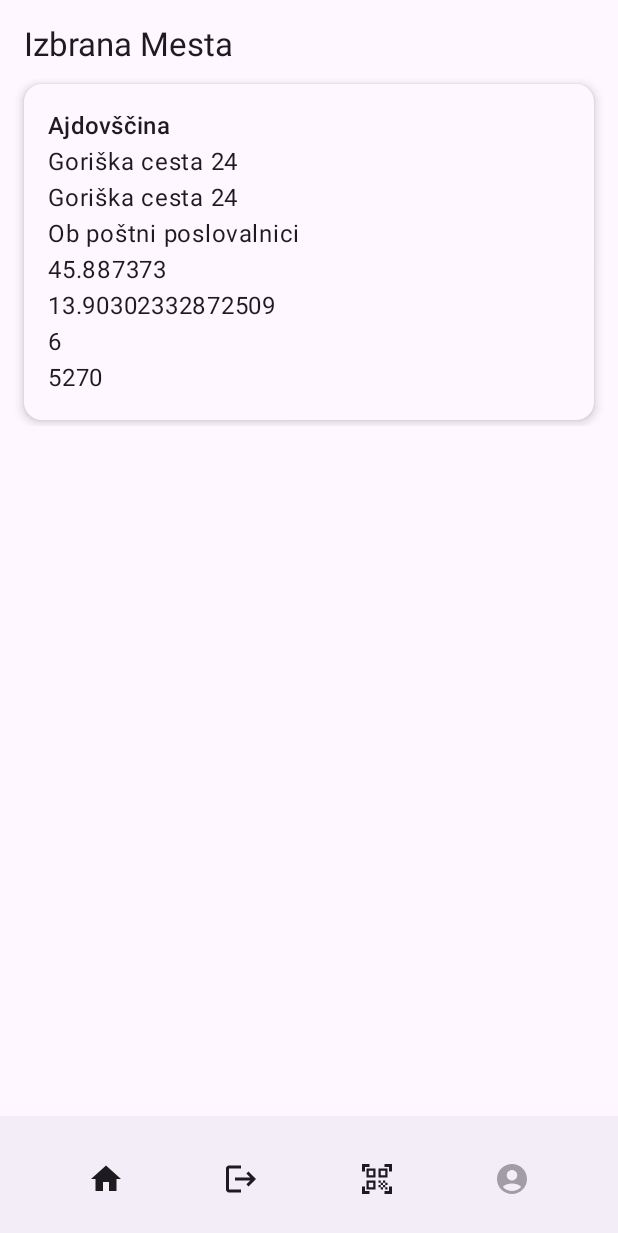
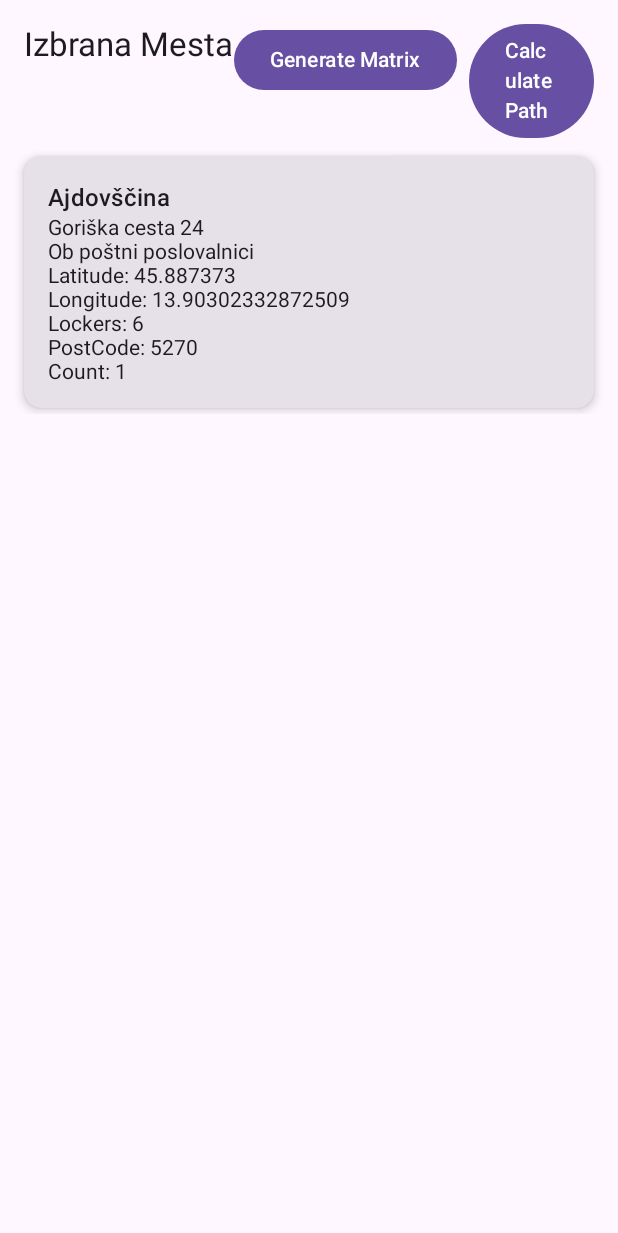
Before and after one commit to vankaler/PaketnikMobileApp, an Android app built with Jetpack Compose: the CitySelectionActivity screen opened directly, with no data from a screen before it, after a tap on "Izvozi", on a phone screen of 412 x 824 dp. Shown: the top 1233 px of the screen. Run offline under Robolectric (Android 15) with nearby library versions, the light colour scheme and no system bars; 1 other tap on this screen came first.

Commit message:
Updated app with generated matrix

```diff
--- a/app/src/main/java/com/example/paketnikapp/CitySelectionActivity.kt
+++ b/app/src/main/java/com/example/paketnikapp/CitySelectionActivity.kt
@@ -49,14 +49,10 @@ class CitySelectionActivity : ComponentActivity() {
         }
     }
 
-    /**
-     * Function to export selected cities.
-     */
     private fun exportCities() {
         lifecycleScope.launch {
             try {
                 val selectedCities = viewModel.getSelectedCitiesList()
-
                 if (selectedCities.isEmpty()) {
                     Toast.makeText(
                         this@CitySelectionActivity,
--- a/app/src/main/java/com/example/paketnikapp/CitySelectionScreen.kt
+++ b/app/src/main/java/com/example/paketnikapp/CitySelectionScreen.kt
@@ -35,13 +35,12 @@ import com.example.paketnikapp.viewmodel.CitySelectionViewModel
 @Composable
 fun CitySelectionScreen(
     viewModel: CitySelectionViewModel,
-    onExport: () -> Unit // Export callback
+    onExport: () -> Unit
 ) {
     val cities by viewModel.cities.collectAsState()
     val selectedCities by viewModel.selectedCities.collectAsState()
     val singleSelectedCity by viewModel.singleSelectedCity.collectAsState()
 
-    // Determine the state of the "Select All" checkbox
     val allSelected = selectedCities.size == cities.size && cities.isNotEmpty()
 
     Column(
@@ -49,7 +48,6 @@ fun CitySelectionScreen(
             .fillMaxSize()
             .padding(16.dp)
     ) {
-        // Multi-select section header with "Select All" and "Export" button
         Row(
             verticalAlignment = Alignment.CenterVertically,
             modifier = Modifier.fillMaxWidth(),
@@ -74,7 +72,7 @@ fun CitySelectionScreen(
                 )
             }
 
-            // Export Button
+            // Export button
             Button(
                 onClick = onExport,
                 enabled = selectedCities.isNotEmpty(),
@@ -92,24 +90,24 @@ fun CitySelectionScreen(
 
         Spacer(modifier = Modifier.height(16.dp))
 
-        // Multi-select city list
         MultiSelectCityList(
             cities = cities,
             selectedCities = selectedCities,
             onCityToggle = { viewModel.toggleCitySelection(it) }
         )
 
+        // Divider & single-select section
         Spacer(modifier = Modifier.height(24.dp))
         Divider(color = MaterialTheme.colorScheme.onSurface.copy(alpha = 0.12f))
         Spacer(modifier = Modifier.height(24.dp))
 
-        // Single-select section
         Text(
             text = "Izberite eno mesto",
             style = MaterialTheme.typography.titleLarge,
             color = MaterialTheme.colorScheme.onBackground
         )
         Spacer(modifier = Modifier.height(8.dp))
+
         SingleSelectCityList(
             cities = cities,
             selectedCity = singleSelectedCity,
@@ -146,7 +144,7 @@ fun SingleSelectCityList(
         items(cities, key = { it.address }) { city ->
             CityItem(
                 city = city,
-                isSelected = selectedCity == city,
+                isSelected = (selectedCity == city),
                 onSelect = { onCitySelect(city) },
                 selectionType = SelectionType.RadioButton
             )
--- /dev/null
+++ b/app/src/main/java/com/example/paketnikapp/DistanceMatrixUtils.kt
@@ -0,0 +1,57 @@
+package com.example.paketnikapp
+
+import android.util.Log
+import com.example.paketnikapp.model.City
+import java.io.File
+
+object DistanceMatrixUtils {
+
+    fun writeFullMatrixTSP(
+        filePath: String,
+        matrix: Array<IntArray>,
+        cities: List<City>,
+        name: String,
+        comment: String
+    ) {
+        val N = matrix.size
+        val sb = StringBuilder()
+
+        sb.appendLine("NAME: $name")
+        sb.appendLine("TYPE: TSP")
+        sb.appendLine("COMMENT: $comment")
+        sb.appendLine("DIMENSION: $N")
+        sb.appendLine("EDGE_WEIGHT_TYPE: EXPLICIT")
+        sb.appendLine("EDGE_WEIGHT_FORMAT: FULL_MATRIX")
+        sb.appendLine("DISPLAY_DATA_TYPE: TWOD_DISPLAY")
+        sb.appendLine("EDGE_WEIGHT_SECTION")
+
+        // NxN
+        for (i in 0 until N) {
+            val row = matrix[i].joinToString(" ")
+            sb.appendLine(row)
+        }
+
+        sb.appendLine("DISPLAY_DATA_SECTION")
+        for ((index, city) in cities.withIndex()) {
+            val lat = city.latitude.toDoubleOrNull() ?: 0.0
+            val lon = city.longitude.toDoubleOrNull() ?: 0.0
+            // Display coordsov
+            sb.appendLine("${index + 1}  $lon  $lat")
+        }
+
+        // Additional city data can be removed
+        sb.appendLine()
+        sb.appendLine("; --- Additional City Data ---")
+        for ((index, city) in cities.withIndex()) {
+            sb.appendLine("; City ${index + 1}: ${city.name}, ${city.address}, " +
+                    "${city.locationDescription}, ${city.postOfficeCode}")
+        }
+
+        sb.appendLine("EOF")
+
+        File(filePath).writeText(sb.toString())
+
+        val fileName = File(filePath).name
+        Log.i("DistanceMatrixUtils", "Wrote TSP file: $filePath ($fileName)")
+    }
+}
--- /dev/null
+++ b/app/src/main/java/com/example/paketnikapp/SelectCitiesScreen.kt
@@ -0,0 +1,88 @@
+package com.example.paketnikapp
+
+import androidx.compose.foundation.layout.Arrangement
+import androidx.compose.foundation.layout.Column
+import androidx.compose.foundation.layout.Row
+import androidx.compose.foundation.layout.Spacer
+import androidx.compose.foundation.layout.fillMaxWidth
+import androidx.compose.foundation.layout.height
+import androidx.compose.foundation.layout.padding
+import androidx.compose.foundation.lazy.LazyColumn
+import androidx.compose.foundation.lazy.items
+import androidx.compose.material3.Button
+import androidx.compose.material3.Card
+import androidx.compose.material3.CardDefaults
+import androidx.compose.material3.MaterialTheme
+import androidx.compose.material3.Text
+import androidx.compose.runtime.Composable
+import androidx.compose.ui.Modifier
+import androidx.compose.ui.unit.dp
+import com.example.paketnikapp.model.City
+
+@Composable
+fun SelectedCitiesScreen(
+    selectedCities: List<City>,
+    count: String,
+    onGenerateMatrix: () -> Unit,
+    onCalculatePath: () -> Unit
+) {
+    Column(modifier = Modifier.padding(16.dp)) {
+        Row(
+            modifier = Modifier.fillMaxWidth(),
+            horizontalArrangement = Arrangement.SpaceBetween
+        ) {
+            Text(text = "Izbrana Mesta", style = MaterialTheme.typography.titleLarge)
+
+            Row(
+                horizontalArrangement = Arrangement.spacedBy(8.dp)
+            ) {
+                Button(onClick = onGenerateMatrix) {
+                    Text("Generate Matrix")
+                }
+                Button(onClick = onCalculatePath) {
+                    Text("Calculate Path")
+                }
+            }
+        }
+
+        Spacer(modifier = Modifier.height(8.dp))
+
+        if (selectedCities.isEmpty()) {
+            Text("Ni izbranih mest.")
+        } else {
+            LazyColumn {
+                items(selectedCities) { city ->
+                    SelectedCityItem(city, count)
+                }
+            }
+        }
+    }
+}
+
+@Composable
+fun SelectedCityItem(city: City, count: String) {
+    Card(
+        modifier = Modifier
+            .fillMaxWidth()
+            .padding(vertical = 4.dp),
+        elevation = CardDefaults.cardElevation(defaultElevation = 4.dp)
+    ) {
+        Row(
+            modifier = Modifier
+                .padding(16.dp)
+                .fillMaxWidth(),
+            horizontalArrangement = Arrangement.SpaceBetween
+        ) {
+            Column(modifier = Modifier.weight(1f)) {
+                Text(text = city.name, style = MaterialTheme.typography.titleMedium)
+                Text(text = city.address)
+                Text(text = city.locationDescription)
+                Text(text = "Latitude: ${city.latitude}")
+                Text(text = "Longitude: ${city.longitude}")
+                Text(text = "Lockers: ${city.numberOfLockers}")
+                Text(text = "PostCode: ${city.postOfficeCode}")
+                Text(text = "Count: $count")
+            }
+        }
+    }
+}
--- a/app/src/main/java/com/example/paketnikapp/SelectedCitiesActivity.kt
+++ b/app/src/main/java/com/example/paketnikapp/SelectedCitiesActivity.kt
@@ -1,144 +1,222 @@
 package com.example.paketnikapp
 
 import android.os.Bundle
+import android.util.Log
 import androidx.activity.ComponentActivity
 import androidx.activity.compose.setContent
-import androidx.compose.foundation.layout.Arrangement
-import androidx.compose.foundation.layout.Column
-import androidx.compose.foundation.layout.Row
-import androidx.compose.foundation.layout.Spacer
 import androidx.compose.foundation.layout.fillMaxSize
-import androidx.compose.foundation.layout.fillMaxWidth
-import androidx.compose.foundation.layout.height
 import androidx.compose.foundation.layout.padding
-import androidx.compose.foundation.lazy.LazyColumn
-import androidx.compose.foundation.lazy.items
-import androidx.compose.material3.Card
-import androidx.compose.material3.CardDefaults
-import androidx.compose.material3.MaterialTheme
 import androidx.compose.material3.Scaffold
 import androidx.compose.material3.Surface
-import androidx.compose.material3.Text
-import androidx.compose.runtime.Composable
+import androidx.compose.runtime.getValue
+import androidx.compose.runtime.mutableStateOf
+import androidx.compose.runtime.remember
+import androidx.compose.runtime.setValue
 import androidx.compose.ui.Modifier
-import androidx.compose.ui.unit.dp
 import com.example.paketnikapp.model.City
 
 class SelectedCitiesActivity : ComponentActivity() {
 
+    companion object {
+        const val SELECTED_CITIES_KEY = "SELECTED_CITIES"
+        private const val TAG = "SelectedCitiesActivity"
+    }
+
     override fun onCreate(savedInstanceState: Bundle?) {
         super.onCreate(savedInstanceState)
-        val selectedCities = intent.getParcelableArrayListExtra<City>(CitySelectionActivity.SELECTED_CITIES_KEY) ?: emptyList()
-        val selectedCitiesList = selectedCities.toList()
-        /* debug */
-        for (selectedCity in selectedCitiesList) {
-            println(selectedCity.name)
-        }
+
+        val selectedCities =
+            intent.getParcelableArrayListExtra<City>(SELECTED_CITIES_KEY) ?: arrayListOf()
+        val cityList = selectedCities.toList()
+
+        Log.d(TAG, "Received ${cityList.size} city(ies) via intent.")
+
         setContent {
-            Scaffold(
-                bottomBar = { ProfileBottomBar() }
-            ) { paddingValues ->
+            var calculatedPath by remember { mutableStateOf<List<Int>?>(null) }
+
+            Scaffold { paddingValues ->
                 Surface(
-                    color = MaterialTheme.colorScheme.background,
                     modifier = Modifier
+                        .padding(paddingValues)
                         .fillMaxSize()
-                        .padding(paddingValues)
                 ) {
-                    SelectedCitiesScreen(selectedCities = selectedCities)
+                    SelectedCitiesScreen(
+                        selectedCities = cityList,
+                        count = cityList.size.toString(),
+                        onGenerateMatrix = {
+                            // **Functionality Disabled - Matrix Already Generated**
+
+                            /*
+                            // **Matrix Generation Code - Disabled for Presentation**
+                            lifecycleScope.launch(Dispatchers.IO) {
+                                Log.d(TAG, "Generate Matrix button tapped.")
+
+                                try {
+                                    val (distanceMatrix, timeMatrix) = fetchDistanceAndTimeMatrices(
+                                        cities = cityList,
+                                        apiKey = "ZeGeneriranaMatrika"
+                                    )
+
+                                    val dirPath = filesDir.absolutePath
+                                    Log.d(TAG, "Writing .tsp files to: $dirPath")
+
+                                    DistanceMatrixUtils.writeFullMatrixTSP(
+                                        filePath = "$dirPath/distance_matrix.tsp",
+                                        matrix = distanceMatrix,
+                                        cities = cityList,
+                                        name = "Distance Matrix",
+                                        comment = "Distances in meters, A->B may differ from B->A"
+                                    )
+
+                                    DistanceMatrixUtils.writeFullMatrixTSP(
+                                        filePath = "$dirPath/time_matrix.tsp",
+                                        matrix = timeMatrix,
+                                        cities = cityList,
+                                        name = "Time Matrix",
+                                        comment = "Driving time in seconds, A->B may differ from B->A"
+                                    )
+
+                                    Log.i(TAG, "Wrote TSP files to $dirPath")
+                                } catch (e: Exception) {
+                                    Log.e(TAG, "Error in onGenerateMatrix", e)
+                                }
+                            }
+                            */
+
+                            // **Alternative Action for Presentation**
+                            Log.d(TAG, "Generate Matrix button tapped. Functionality is disabled for presentation.")
+                        },
+                        onCalculatePath = {
+
+                            /*
+                            // **Path Calculation Code - Disabled for Presentation**
+                            launchPathCalculation(cityList) { path ->
+                                calculatedPath = path
+                            }
+                            */
+
+                            // **Alternative Action for Presentation**
+                            Log.d(TAG, "Calculate Path button tapped. Functionality is disabled as solver is removed.")
+                        }
+                    )
                 }
             }
         }
     }
-}
 
-@Composable
-fun SelectedCitiesScreen(selectedCities: List<City>) {
-    Column(
-        modifier = Modifier
-            .fillMaxSize()
-            .padding(16.dp)
-    ) {
-        Text(
-            text = "Izbrana Mesta",
-            style = MaterialTheme.typography.titleLarge,
-            color = MaterialTheme.colorScheme.onBackground
-        )
-        Spacer(modifier = Modifier.height(8.dp))
-        if (selectedCities.isEmpty()) {
-            Text(
-                text = "Ni izbranih mest.",
-                style = MaterialTheme.typography.bodyLarge,
-                color = MaterialTheme.colorScheme.onBackground
-            )
-        } else {
-            LazyColumn {
-                items(selectedCities) { city ->
-                    SelectedCityItem(city = city)
+
+    /*
+    private suspend fun fetchDistanceAndTimeMatrices(
+        cities: List<City>,
+        apiKey: String
+    ): Pair<Array<IntArray>, Array<IntArray>> {
+
+        val N = cities.size
+        val distanceMatrix = Array(N) { IntArray(N) }
+        val timeMatrix = Array(N) { IntArray(N) }
+
+        if (N <= 1) {
+            Log.w(TAG, "Too few cities to compute matrix. Returning empty.")
+            return distanceMatrix to timeMatrix
+        }
+
+        val latLngs = cities.map { "${it.latitude},${it.longitude}" }
+        Log.d(TAG, "Preparing to fetch for $N cities: $latLngs")
+
+        // We'll chunk by 10 to avoid exceeding the per-request limit.
+        val chunkSize = 10
+        val chunks = latLngs.chunked(chunkSize)
+        val client = OkHttpClient()
+
+        for ((i, originChunk) in chunks.withIndex()) {
+            for ((j, destinationChunk) in chunks.withIndex()) {
+                // Build request URL
+                val originsParam = originChunk.joinToString("|")
+                val destinationsParam = destinationChunk.joinToString("|")
+                val url = "https://maps.googleapis.com/maps/api/distancematrix/json" +
+                        "?origins=$originsParam" +
+                        "&destinations=$destinationsParam" +
+                        "&mode=driving" +
+                        "&key=$apiKey"
+
+                Log.d(TAG, "Fetching chunk [$i, $j]")
+                Log.d(TAG, "Distance Matrix URL: $url")
+
+                try {
+                    val request = Request.Builder().url(url).build()
+                    val response = client.newCall(request).execute()
+
+                    val code = response.code
+                    val bodyString = response.body?.string().orEmpty()
+                    response.close()
+
+                    Log.d(TAG, "Response code: $code")
+                    Log.d(TAG, "Response body:\n$bodyString")
+
+                    if (code != 200) {
+                        Log.e(TAG, "HTTP error code $code for chunk [$i, $j]. Skipping parsing.")
+                        continue // or throw an exception if you want to abort
+                    }
+
+                    val root = JSONObject(bodyString)
+                    val rows = root.optJSONArray("rows") ?: continue
+
+                    // Use chunkSize for offsets, not 25.
+                    val rowOffset = i * chunkSize
+                    val colOffset = j * chunkSize
+
+                    for (k in originChunk.indices) {
+                        val rowObj = rows.optJSONObject(k)
+                        if (rowObj == null) {
+                            Log.w(TAG, "rowObj is null in chunk [$i, $j], index=$k")
+                            continue
+                        }
+                        val elements = rowObj.optJSONArray("elements")
+                        if (elements == null) {
+                            Log.w(TAG, "elements is null in chunk [$i, $j], index=$k")
+                            continue
+                        }
+
+                        for (l in destinationChunk.indices) {
+                            val element = elements.optJSONObject(l)
+                            if (element == null) {
+                                Log.w(TAG, "element is null in chunk [$i, $j], index=$l")
+                                continue
+                            }
+
+                            val distVal = element.optJSONObject("distance")
+                                ?.optInt("value", 0) ?: 0
+                            val durVal = element.optJSONObject("duration")
+                                ?.optInt("value", 0) ?: 0
+
+                            val bigRow = rowOffset + k
+                            val bigCol = colOffset + l
+
+                            // Make sure we don't go out of bounds just in case
+                            if (bigRow in distanceMatrix.indices && bigCol in distanceMatrix.indices) {
+                                distanceMatrix[bigRow][bigCol] = distVal
+                                timeMatrix[bigRow][bigCol] = durVal
+
+                                Log.d(
+                                    TAG,
+                                    "Chunk [$i,$j]: origin($bigRow) -> dest($bigCol) dist=$distVal, dur=$durVal"
+                                )
+                            } else {
+                                Log.w(
+                                    TAG,
+                                    "Index out of range: bigRow=$bigRow, bigCol=$bigCol, N=$N"
+                                )
+                            }
+                        }
+                    }
+                } catch (e: Exception) {
+                    Log.e(TAG, "Error fetching chunk [$i, $j]", e)
                 }
             }
         }
+
+        Log.d(TAG, "Completed chunk fetches.")
+        return distanceMatrix to timeMatrix
     }
+    */
 }
-
-@Composable
-fun SelectedCityItem(city: City) {
-    Card(
-        modifier = Modifier
-            .fillMaxWidth()
-            .padding(vertical = 4.dp),
-        colors = CardDefaults.cardColors(
-            containerColor = MaterialTheme.colorScheme.surface
-        ),
-        elevation = CardDefaults.cardElevation(defaultElevation = 4.dp)
-    ) {
-        Row(
-            modifier = Modifier
-                .padding(16.dp)
-                .fillMaxWidth(),
-            horizontalArrangement = Arrangement.SpaceBetween
-        ) {
-            Column(modifier = Modifier.weight(1f)) {
-                Text(
-                    text = city.name,
-                    style = MaterialTheme.typography.titleMedium,
-                    color = MaterialTheme.colorScheme.onSurface
-                )
-                Text(
-                    text = city.address,
-                    style = MaterialTheme.typography.bodyLarge,
-                    color = MaterialTheme.colorScheme.onSurface
-                )
-                Text(
-                    text = city.address,
-                    style = MaterialTheme.typography.bodyLarge,
-                    color = MaterialTheme.colorScheme.onSurface
-                )
-                Text(
-                    text = city.locationDescription,
-                    style = MaterialTheme.typography.bodyLarge,
-                    color = MaterialTheme.colorScheme.onSurface
-                )
-                Text(
-                    text = city.latitude.toString(),
-                    style = MaterialTheme.typography.bodyLarge,
-                    color = MaterialTheme.colorScheme.onSurface
-                )
-                Text(
-                    text = city.longitude.toString(),
-                    style = MaterialTheme.typography.bodyLarge,
-                    color = MaterialTheme.colorScheme.onSurface
-                )
-                Text(
-                    text = city.numberOfLockers.toString(),
-                    style = MaterialTheme.typography.bodyLarge,
-                    color = MaterialTheme.colorScheme.onSurface
-                )
-                Text(
-                    text = city.postOfficeCode.toString(),
-                    style = MaterialTheme.typography.bodyLarge,
-                    color = MaterialTheme.colorScheme.onSurface
-                )
-            }
-        }
-    }
-}
--- a/app/src/main/java/com/example/paketnikapp/model/IntentKeys.kt
+++ /dev/null
@@ -1,5 +0,0 @@
-package com.example.paketnikapp.model
-
-object IntentKeys {
-    const val SELECTED_CITIES = "SELECTED_CITIES"
-}
```
Also changed, not shown: 2 other files.
